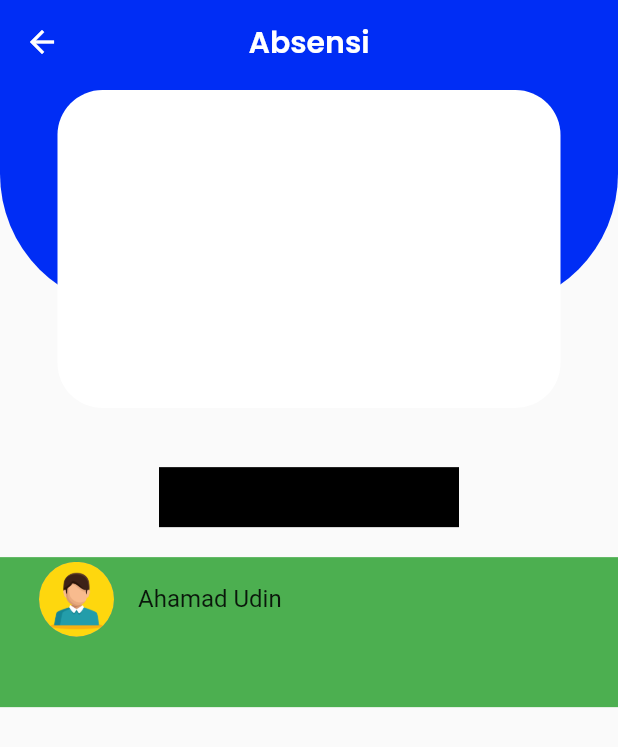
After one commit to naneps/RTQ-MOBILE, a Flutter app: the Absensi_Screen screen opened directly, on a phone screen of 412 x 824 dp. The commit adds this screen. Shown: the top 747 px of the screen. Run offline on Flutter 3.47's test engine with Material 2 defaults, Android fonts, the phone set to English and light mode, and no system bars; our stand-ins replace animated_splash_screen, dio, fluttertoast, get, google_fonts, lottie and 1 more; missing offline and left inert: sp_util.

Commit message:
Create Page Absensi

```diff
--- /dev/null
+++ b/tahfidz/lib/pages/pengajar/absensi/absensi_screen.dart
@@ -0,0 +1,118 @@
+import 'package:flutter/material.dart';
+import 'package:google_fonts/google_fonts.dart';
+import 'package:tahfidz/components/constants.dart';
+import 'package:tahfidz/components/profile_avatar.dart';
+
+class Absensi_Screen extends StatefulWidget {
+  const Absensi_Screen({Key? key}) : super(key: key);
+
+  @override
+  State<Absensi_Screen> createState() => _Absensi_ScreenState();
+}
+
+class _Absensi_ScreenState extends State<Absensi_Screen> {
+  @override
+  Widget build(BuildContext context) {
+    final heightBody = MediaQuery.of(context).size.height;
+    final widhtBody = MediaQuery.of(context).size.width;
+    return Scaffold(
+      appBar: AppBar(
+        // shadowColor: Colors.transparent,
+        elevation: 0,
+        backgroundColor: mainColor,
+        centerTitle: true,
+        title: Text(
+          "Absensi",
+          style: GoogleFonts.poppins(fontSize: 20, fontWeight: FontWeight.w600),
+        ),
+      ),
+      body: Container(
+        // physics: BouncingScrollPhysics(),s
+        child: Container(
+          height: heightBody,
+          width: widhtBody,
+          // padding: EdgeInsets.all(20),
+          // color: Colors.black26,
+          child: Column(
+            children: [
+              Container(
+                height: heightBody / 3.5,
+                width: widhtBody,
+                // color: Colors.black,
+                child: Stack(
+                  fit: StackFit.expand,
+                  // clipBehavior: Clip.antiAliasWithSaveLayer,
+                  alignment: Alignment.center,
+                  children: [
+                    Positioned(
+                      top: 0,
+                      height: 150,
+                      width: widhtBody,
+                      child: Container(
+                        // color: mainColor,
+                        decoration: BoxDecoration(
+                            borderRadius: BorderRadius.only(
+                              bottomLeft: Radius.circular(90),
+                              bottomRight: Radius.circular(90),
+                            ),
+                            color: mainColor),
+                        // width: widhtBody,
+                      ),
+                    ),
+                    Positioned(
+                      top: 0,
+                      height: 220,
+                      width: widhtBody / 1.2,
+                      child: Card(
+                        // color: mainColor,
+                        elevation: 1,
+                        shadowColor: Colors.transparent,
+                        shape: RoundedRectangleBorder(
+                          borderRadius: BorderRadius.all(
+                            Radius.circular(30),
+                          ),
+                        ),
+                      ),
+                    ),
+                  ],
+                ),
+              ),
+              SizedBox(
+                height: 20,
+              ),
+              Container(
+                height: 40,
+                width: 200,
+                color: Colors.black,
+              ),
+              SizedBox(
+                height: 20,
+              ),
+              Container(
+                height: 100,
+                width: widhtBody,
+                padding: EdgeInsets.only(
+                  left: 10,
+                  right: 10,
+                ),
+                color: Colors.green,
+                child: ListView(
+                  children: [
+                    ListTile(
+                      leading: ProfilePicture(
+                        sizeAvatar: 50,
+                        sizeIcon: 0,
+                        widthBtn: 0,
+                      ),
+                      title: Text("Ahamad Udin"),
+                    )
+                  ],
+                ),
+              ),
+            ],
+          ),
+        ),
+      ),
+    );
+  }
+}
--- a/tahfidz/lib/pages/pengajar/profile/profile_screen.dart
+++ b/tahfidz/lib/pages/pengajar/profile/profile_screen.dart
@@ -28,7 +28,7 @@ enum Gender { lakiLaki, perempuan }
 class ProfileScreen extends StatefulWidget {
   final String? telepon;
 
-  ProfileScreen( {this.telepon});
+  ProfileScreen({this.telepon});
   // const ProfileScreen({Key? key}) : super(key: key);
 
   @override
@@ -176,6 +176,7 @@ class _ProfileScreenState extends State<ProfileScreen> {
                             false,
                             false,
                             ProfileController.tempatLahir),
+                        buildRadioGender(),
                         // example(),
                         Row(
                           mainAxisAlignment: MainAxisAlignment.spaceBetween,
@@ -224,7 +225,7 @@ class _ProfileScreenState extends State<ProfileScreen> {
     );
   }
 
-  Widget buildRadioGender() {
+  buildRadioGender() {
     return Wrap(
       alignment: WrapAlignment.center,
       clipBehavior: Clip.none,
```
Also changed, not shown: tahfidz/lib/pages/pengajar/home/home_screen.dart (+51 -15 lines).
